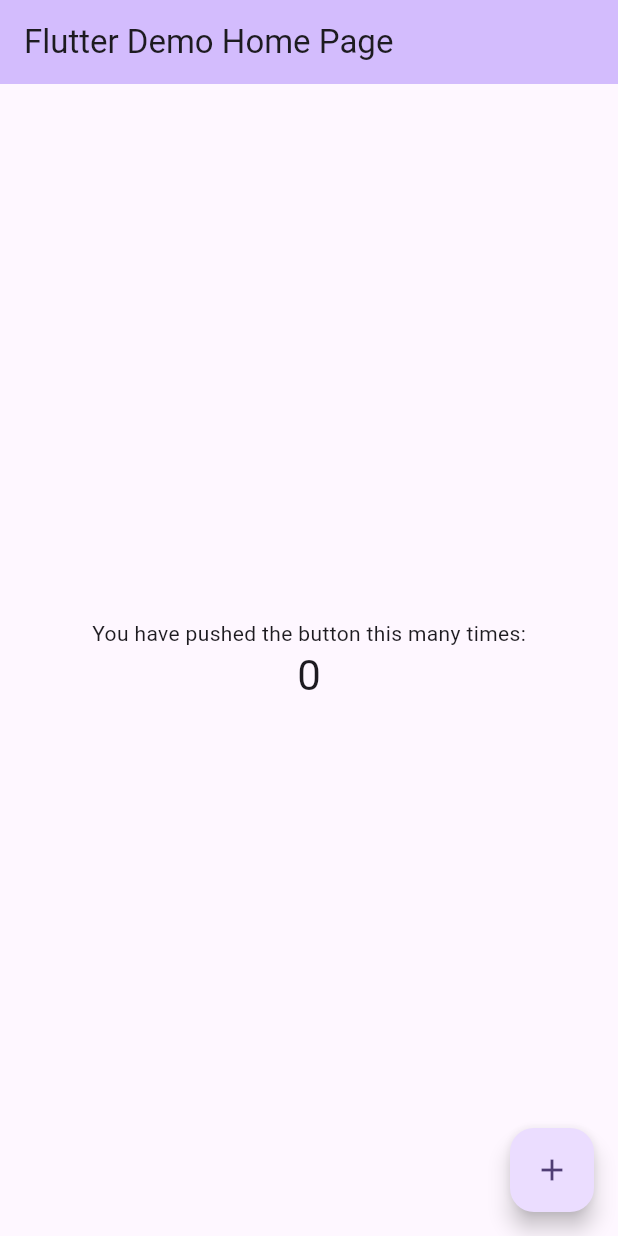
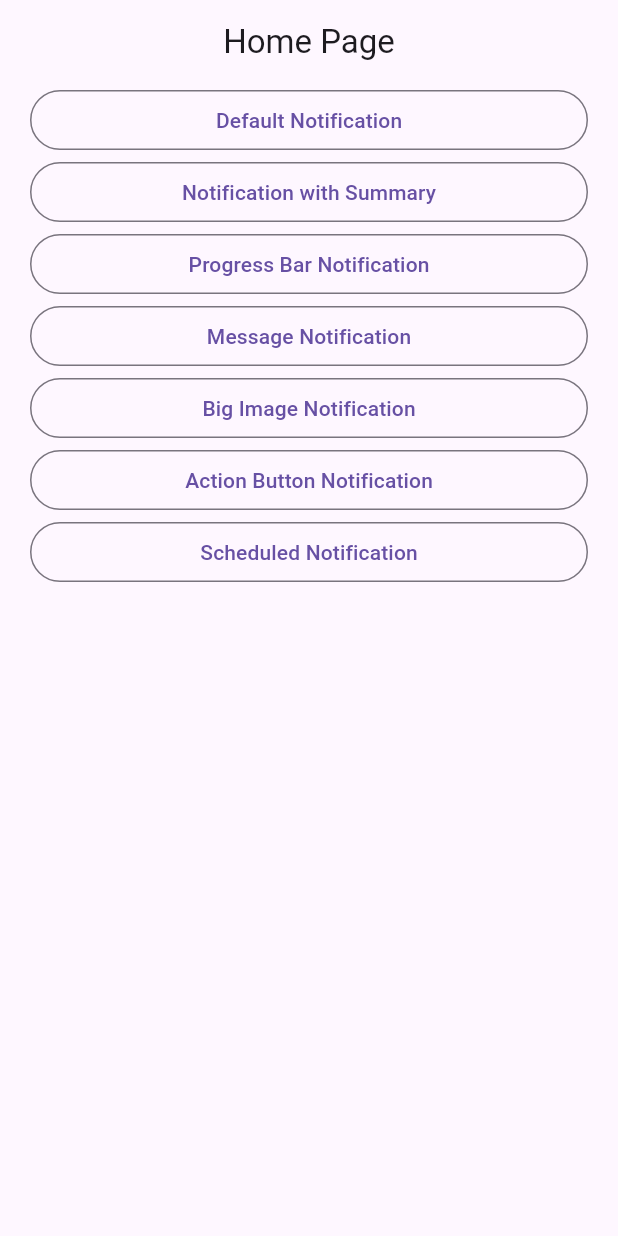
Before and after one commit to BaomaDev/smart_notif, a Flutter app: the screen it shows after launch, on a phone screen of 412 x 824 dp. Run offline on Flutter 3.47's test engine with Material 3 defaults, Android fonts, the phone set to English and light mode, and no system bars; our stand-ins replace awesome_notifications.

Commit message:
feat: smart notif

```diff
--- a/lib/main.dart
+++ b/lib/main.dart
@@ -1,122 +1,31 @@
 import 'package:flutter/material.dart';
+import 'package:flutter_smart_notif/screens/home_screen.dart';
+import 'package:flutter_smart_notif/screens/second_screen.dart';
+import 'package:flutter_smart_notif/services/notification_service.dart';
 
-void main() {
+void main() async {
+  WidgetsFlutterBinding.ensureInitialized();
+  await NotificationService.initializeNotification();
+
   runApp(const MyApp());
 }
 
 class MyApp extends StatelessWidget {
   const MyApp({super.key});
 
+  static GlobalKey<NavigatorState> navigatorKey = GlobalKey<NavigatorState>();
+
   // This widget is the root of your application.
   @override
   Widget build(BuildContext context) {
     return MaterialApp(
-      title: 'Flutter Demo',
-      theme: ThemeData(
-        // This is the theme of your application.
-        //
-        // TRY THIS: Try running your application with "flutter run". You'll see
-        // the application has a purple toolbar. Then, without quitting the app,
-        // try changing the seedColor in the colorScheme below to Colors.green
-        // and then invoke "hot reload" (save your changes or press the "hot
-        // reload" button in a Flutter-supported IDE, or press "r" if you used
-        // the command line to start the app).
-        //
-        // Notice that the counter didn't reset back to zero; the application
-        // state is not lost during the reload. To reset the state, use hot
-        // restart instead.
-        //
-        // This works for code too, not just values: Most code changes can be
-        // tested with just a hot reload.
-        colorScheme: ColorScheme.fromSeed(seedColor: Colors.deepPurple),
-      ),
-      home: const MyHomePage(title: 'Flutter Demo Home Page'),
+      title: 'Notification Demo',
+      routes: {
+        'home': (context) => const HomeScreen(),
+        'second': (context) => const SecondScreen(),
+      },
+      initialRoute: 'home',
+      navigatorKey: navigatorKey,
     );
   }
 }
-
-class MyHomePage extends StatefulWidget {
-  const MyHomePage({super.key, required this.title});
-
-  // This widget is the home page of your application. It is stateful, meaning
-  // that it has a State object (defined below) that contains fields that affect
-  // how it looks.
-
-  // This class is the configuration for the state. It holds the values (in this
-  // case the title) provided by the parent (in this case the App widget) and
-  // used by the build method of the State. Fields in a Widget subclass are
-  // always marked "final".
-
-  final String title;
-
-  @override
-  State<MyHomePage> createState() => _MyHomePageState();
-}
-
-class _MyHomePageState extends State<MyHomePage> {
-  int _counter = 0;
-
-  void _incrementCounter() {
-    setState(() {
-      // This call to setState tells the Flutter framework that something has
-      // changed in this State, which causes it to rerun the build method below
-      // so that the display can reflect the updated values. If we changed
-      // _counter without calling setState(), then the build method would not be
-      // called again, and so nothing would appear to happen.
-      _counter++;
-    });
-  }
-
-  @override
-  Widget build(BuildContext context) {
-    // This method is rerun every time setState is called, for instance as done
-    // by the _incrementCounter method above.
-    //
-    // The Flutter framework has been optimized to make rerunning build methods
-    // fast, so that you can just rebuild anything that needs updating rather
-    // than having to individually change instances of widgets.
-    return Scaffold(
-      appBar: AppBar(
-        // TRY THIS: Try changing the color here to a specific color (to
-        // Colors.amber, perhaps?) and trigger a hot reload to see the AppBar
-        // change color while the other colors stay the same.
-        backgroundColor: Theme.of(context).colorScheme.inversePrimary,
-        // Here we take the value from the MyHomePage object that was created by
-        // the App.build method, and use it to set our appbar title.
-        title: Text(widget.title),
-      ),
-      body: Center(
-        // Center is a layout widget. It takes a single child and positions it
-        // in the middle of the parent.
-        child: Column(
-          // Column is also a layout widget. It takes a list of children and
-          // arranges them vertically. By default, it sizes itself to fit its
-          // children horizontally, and tries to be as tall as its parent.
-          //
-          // Column has various properties to control how it sizes itself and
-          // how it positions its children. Here we use mainAxisAlignment to
-          // center the children vertically; the main axis here is the vertical
-          // axis because Columns are vertical (the cross axis would be
-          // horizontal).
-          //
-          // TRY THIS: Invoke "debug painting" (choose the "Toggle Debug Paint"
-          // action in the IDE, or press "p" in the console), to see the
-          // wireframe for each widget.
-          mainAxisAlignment: MainAxisAlignment.center,
-          children: <Widget>[
-            const Text('You have pushed the button this many times:'),
-            Text(
-              '$_counter',
-              style: Theme.of(context).textTheme.headlineMedium,
-            ),
-          ],
-        ),
-      ),
-      floatingActionButton: FloatingActionButton(
-        onPressed: _incrementCounter,
-        tooltip: 'Increment',
-        child: const Icon(Icons.add),
-      ), // This trailing comma makes auto-formatting nicer for build methods.
-    );
-  }
-}
--- /dev/null
+++ b/lib/screens/home_screen.dart
@@ -0,0 +1,110 @@
+import 'package:awesome_notifications/awesome_notifications.dart';
+import 'package:flutter/material.dart';
+import 'package:flutter_smart_notif/services/notification_service.dart';
+
+class HomeScreen extends StatelessWidget {
+  const HomeScreen({super.key});
+
+  @override
+  Widget build(BuildContext context) {
+    return Scaffold(
+      appBar: AppBar(title: const Text('Home Page'), centerTitle: true),
+      body: ListView(
+        padding: const EdgeInsets.symmetric(horizontal: 20),
+        children: [
+          // Placeholder for the notification buttons
+          OutlinedButton(
+            onPressed: () async {
+              await NotificationService.createNotification(
+                id: 1,
+                title: 'Default Notification',
+                body: 'This is the body of the notification',
+                summary: 'Small summary',
+              );
+            },
+            child: const Text('Default Notification'),
+          ),
+          OutlinedButton(
+            onPressed: () async {
+              await NotificationService.createNotification(
+                id: 2,
+                title: 'Notification with Summary',
+                body: 'This is the body of the notification',
+                summary: 'Small summary',
+                notificationLayout: NotificationLayout.Inbox,
+              );
+            },
+            child: const Text('Notification with Summary'),
+          ),
+          OutlinedButton(
+            onPressed: () async {
+              await NotificationService.createNotification(
+                id: 3,
+                title: 'Progress Bar Notification',
+                body: 'This is the body of the notification',
+                summary: 'Small summary',
+                notificationLayout: NotificationLayout.ProgressBar,
+              );
+            },
+            child: const Text('Progress Bar Notification'),
+          ),
+          OutlinedButton(
+            onPressed: () async {
+              await NotificationService.createNotification(
+                id: 4,
+                title: 'Message Notification',
+                body: 'This is the body of the notification',
+                summary: 'Small summary',
+                notificationLayout: NotificationLayout.Messaging,
+              );
+            },
+            child: const Text('Message Notification'),
+          ),
+          OutlinedButton(
+            onPressed: () async {
+              await NotificationService.createNotification(
+                id: 5,
+                title: 'Big Image Notification',
+                body: 'This is the body of the notification',
+                summary: 'Small summary',
+                notificationLayout: NotificationLayout.BigPicture,
+                bigPicture: 'https://picsum.photos/300/200',
+              );
+            },
+            child: const Text('Big Image Notification'),
+          ),
+          OutlinedButton(
+            onPressed: () async {
+              await NotificationService.createNotification(
+                id: 5,
+                title: 'Action Button Notification',
+                body: 'This is the body of the notification',
+                payload: {'navigate': 'true'},
+                actionButtons: [
+                  NotificationActionButton(
+                    key: 'action_button',
+                    label: 'Click me',
+                    actionType: ActionType.Default,
+                  ),
+                ],
+              );
+            },
+            child: const Text('Action Button Notification'),
+          ),
+          OutlinedButton(
+            onPressed: () async {
+              await NotificationService.createNotification(
+                id: 5,
+                title: 'Scheduled Notification',
+                body: 'This is the body of the notification',
+                scheduled: true,
+                interval: Duration(seconds: 5),
+              );
+            },
+            child: const Text('Scheduled Notification'),
+          ),
+        ],
+      ),
+    );
+  }
+}
--- /dev/null
+++ b/lib/services/notification_service.dart
@@ -0,0 +1,126 @@
+import 'package:awesome_notifications/awesome_notifications.dart';
+import 'package:flutter/material.dart';
+import 'package:flutter_smart_notif/main.dart';
+import 'package:flutter_smart_notif/screens/second_screen.dart';
+
+class NotificationService {
+  static Future<void> initializeNotification() async {
+    // Initialize Awesome Notifications
+    await AwesomeNotifications().initialize(
+      null,
+      [
+        NotificationChannel(
+          channelGroupKey: 'basic_channel_group',
+          channelKey: 'basic_channel',
+          channelName: 'Basic notifications',
+          channelDescription: 'Notification channel for basic tests',
+          defaultColor: const Color(0xFF9D50DD),
+          ledColor: Colors.white,
+          importance: NotificationImportance.Max,
+          channelShowBadge: true,
+          playSound: true,
+          criticalAlerts: true,
+        ),
+      ],
+      channelGroups: [
+        NotificationChannelGroup(
+          channelGroupKey: 'basic_channel_group',
+          channelGroupName: 'Basic notifications group',
+        ),
+      ],
+      debug: true,
+    );
+
+    // Request notification permissions
+    await AwesomeNotifications().isNotificationAllowed().then((isAllowed) {
+      if (!isAllowed) {
+        AwesomeNotifications().requestPermissionToSendNotifications();
+      }
+    });
+
+    // Set notification listeners
+    await AwesomeNotifications().setListeners(
+      onActionReceivedMethod: _onActionReceivedMethod,
+      onNotificationCreatedMethod: _onNotificationCreateMethod,
+      onNotificationDisplayedMethod: _onNotificationDisplayedMethod,
+      onDismissActionReceivedMethod: _onDismissActionReceivedMethod,
+    );
+  }
+
+  // Listeners
+
+  static Future<void> _onNotificationCreateMethod(
+    ReceivedNotification receivedNotification,
+  ) async {
+    debugPrint('Notification created: ${receivedNotification.title}');
+  }
+
+  static Future<void> _onNotificationDisplayedMethod(
+    ReceivedNotification receivedNotification,
+  ) async {
+    debugPrint('Notification displayed: ${receivedNotification.title}');
+  }
+
+  static Future<void> _onDismissActionReceivedMethod(
+    ReceivedNotification receivedNotification,
+  ) async {
+    debugPrint('Notification dismissed: ${receivedNotification.title}');
+  }
+
+  static Future<void> _onActionReceivedMethod(
+    ReceivedNotification receivedNotification,
+  ) async {
+    debugPrint('Notification action received');
+    final payload = receivedNotification.payload;
+    if (payload == null) return;
+    if (payload['navigate'] == 'true') {
+      debugPrint(MyApp.navigatorKey.currentContext.toString());
+      Navigator.push(
+        MyApp.navigatorKey.currentContext!,
+        MaterialPageRoute(builder: (_) => const SecondScreen()),
+      );
+    }
+  }
+
+  static Future<void> createNotification({
+    required final int id,
+    required final String title,
+    required final String body,
+    final String? summary,
+    final Map<String, String>? payload,
+    final ActionType actionType = ActionType.Default,
+    final NotificationLayout notificationLayout = NotificationLayout.Default,
+    final NotificationCategory? category,
+    final String? bigPicture,
+    final List<NotificationActionButton>? actionButtons,
+    final bool scheduled = false,
+    final Duration? interval,
+  }) async {
+    assert(!scheduled || (scheduled && interval != null));
+
+    await AwesomeNotifications().createNotification(
+      content: NotificationContent(
+        id: id,
+        channelKey: 'basic_channel',
+        title: title,
+        body: body,
+        actionType: actionType,
+        notificationLayout: notificationLayout,
+        summary: summary,
+        category: category,
+        payload: payload,
+        bigPicture: bigPicture,
+      ),
+      actionButtons: actionButtons,
+      schedule:
+          scheduled
+              ? NotificationInterval(
+                interval: interval,
+                timeZone:
+                    await AwesomeNotifications().getLocalTimeZoneIdentifier(),
+                preciseAlarm: true,
+              )
+              : null,
+    );
+  }
+}
--- a/pubspec.yaml
+++ b/pubspec.yaml
@@ -34,6 +34,7 @@ dependencies:
   # The following adds the Cupertino Icons font to your application.
   # Use with the CupertinoIcons class for iOS style icons.
   cupertino_icons: ^1.0.8
+  awesome_notifications: ^0.10.1
 
 dev_dependencies:
   flutter_test:
```
Also changed, not shown: lib/screens/second_screen.dart (added, +26 -0 lines), pubspec.lock, 16 other files.
